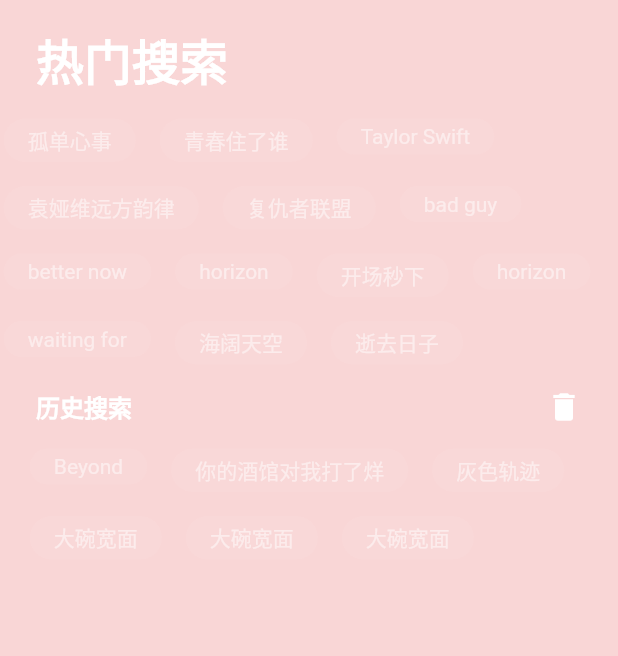
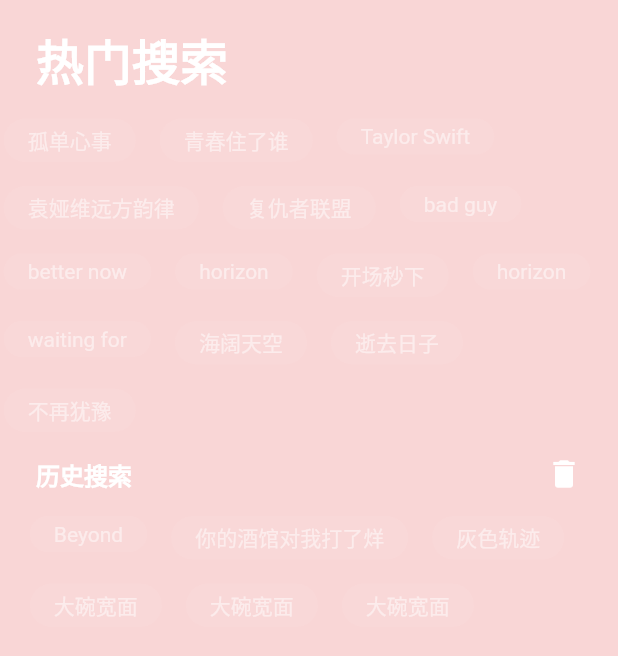
Before and after one commit to beyondbkcy/flutter_01, a Flutter app: the screen it shows after launch, on a phone screen of 412 x 824 dp. Shown: the top 656 px of the screen. Run offline on Flutter 3.47's test engine with Material 2 defaults, Android fonts, the phone set to English and light mode, and no system bars.

```diff
--- a/lib/main.dart
+++ b/lib/main.dart
@@ -82,7 +82,8 @@ class MyApp extends StatelessWidget {
             buildContainer1('horizon'),
             buildContainer1('waiting for'),
             buildContainer1('海阔天空'),
-            buildContainer1('逝去日子')
+            buildContainer1('逝去日子'),
+            buildContainer1('不再犹豫'),
           ],
         ),
       );
```
Also changed, not shown: pubspec.lock.
